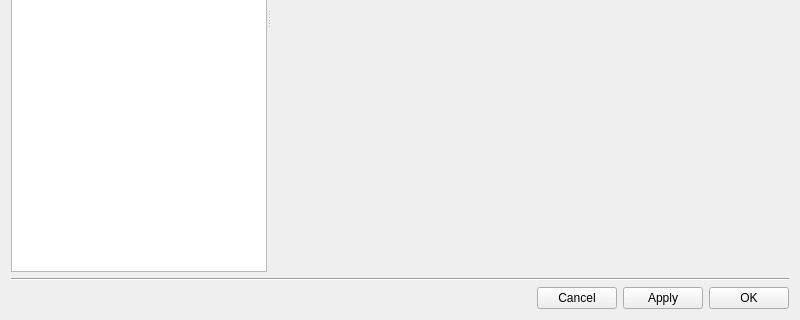
Inferno214221/sayonara-player, file src/Gui/Preferences/PreferenceDialog/GUI_PreferenceDialog.ui: the form before one commit; both pictures show x 0 to 800 and y 280 to 600 of the 800 by 600 pixel window.
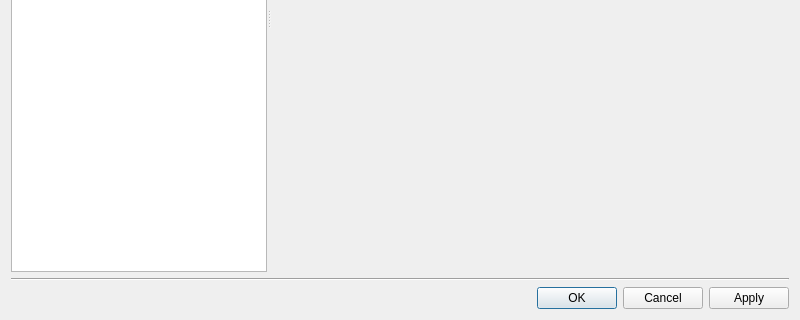
The form after the commit.

Commit message: Dialogs and Dialog boxes unified

What changed in the file:
```diff
--- a/src/Gui/Preferences/PreferenceDialog/GUI_PreferenceDialog.ui
+++ b/src/Gui/Preferences/PreferenceDialog/GUI_PreferenceDialog.ui
@@ -17,6 +17,20 @@
    </size>
   </property>
   <layout class="QGridLayout" name="gridLayout">
+   <item row="3" column="0">
+    <widget class="Line" name="line_2">
+     <property name="orientation">
+      <enum>Qt::Horizontal</enum>
+     </property>
+    </widget>
+   </item>
+   <item row="4" column="0">
+    <widget class="QDialogButtonBox" name="buttonBox">
+     <property name="standardButtons">
+      <set>QDialogButtonBox::Apply|QDialogButtonBox::Cancel|QDialogButtonBox::Ok</set>
+     </property>
+    </widget>
+   </item>
    <item row="2" column="0">
     <widget class="QSplitter" name="splitter">
      <property name="sizePolicy">
@@ -151,56 +165,6 @@
      </property>
     </widget>
    </item>
-   <item row="4" column="0">
-    <layout class="QHBoxLayout" name="horizontalLayout">
-     <property name="spacing">
-      <number>6</number>
-     </property>
-     <item>
-      <spacer name="horizontalSpacer">
-       <property name="orientation">
-        <enum>Qt::Horizontal</enum>
-       </property>
-       <property name="sizeHint" stdset="0">
-        <size>
-         <width>40</width>
-         <height>20</height>
-        </size>
-       </property>
-      </spacer>
-     </item>
-     <item>
-      <widget class="QPushButton" name="btnCancel">
-       <property name="focusPolicy">
-        <enum>Qt::TabFocus</enum>
-       </property>
-       <property name="text">
-        <string>Cancel</string>
-       </property>
-      </widget>
-     </item>
-     <item>
-      <widget class="QPushButton" name="btnApply">
-       <property name="focusPolicy">
-        <enum>Qt::TabFocus</enum>
-       </property>
-       <property name="text">
-        <string>Apply</string>
-       </property>
-      </widget>
-     </item>
-     <item>
-      <widget class="QPushButton" name="btnOk">
-       <property name="focusPolicy">
-        <enum>Qt::TabFocus</enum>
-       </property>
-       <property name="text">
-        <string>OK</string>
-       </property>
-      </widget>
-     </item>
-    </layout>
-   </item>
   </layout>
  </widget>
  <tabstops>
```
Left out of the diff: 10 changed lines with no effect on the pictures. The commit also changes 57 other files.
